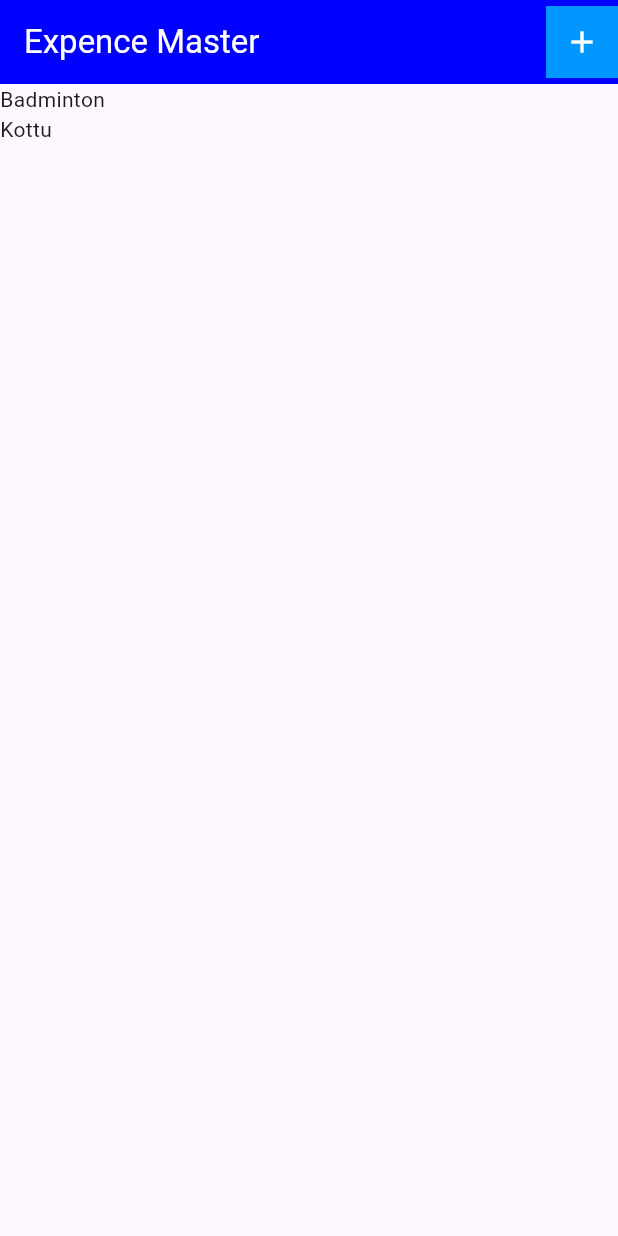
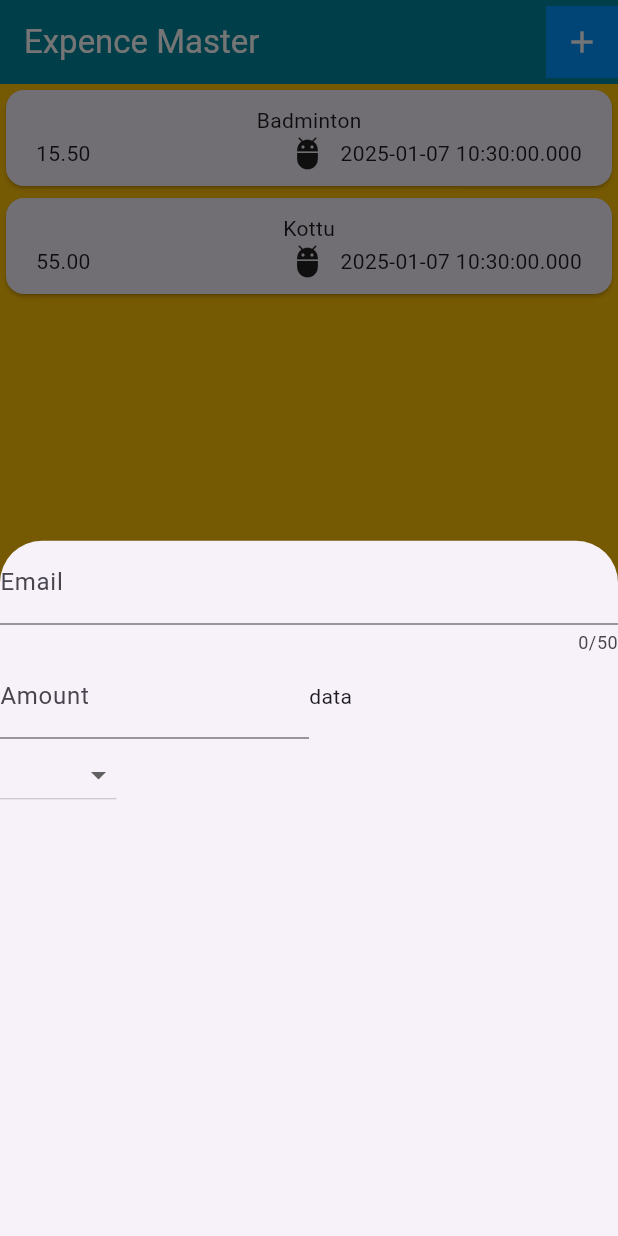
Before and after one commit to DilshikaPriyashan/flutter_study2, a Flutter app: the screen it shows after launch, after a tap on the "add" icon, on a phone screen of 412 x 824 dp. Run offline on Flutter 3.47's test engine with Material 3 defaults, Android fonts, the phone set to English and light mode, and no system bars.

Commit message:
create card

```diff
--- a/lib/consts/colors.dart
+++ b/lib/consts/colors.dart
@@ -1,4 +1,4 @@
 import 'package:flutter/material.dart';
 
-const Color themeColor = Color(0xff0000FF);
+const Color themeColor = Color.fromARGB(255, 1, 138, 159);
 const Color iconBackground = Color(0xff0096FF);
--- /dev/null
+++ b/lib/models/expense.dart
@@ -0,0 +1 @@
+// TODO Implement this library.
--- a/lib/pages/expences.dart
+++ b/lib/pages/expences.dart
@@ -1,6 +1,7 @@
 import 'package:flutter/material.dart';
 import 'package:flutter_study2/consts/colors.dart';
 import 'package:flutter_study2/models/expence.dart';
+import 'package:flutter_study2/widgets/add_new_expenses.dart';
 import 'package:flutter_study2/widgets/expense_list.dart';
 
 class Expences extends StatefulWidget {
@@ -27,9 +28,19 @@ class _ExpencesState extends State<Expences> {
     ),
   ];
 
+  //function to open a modal overlay
+  void _openAddExpencesOverlay() {
+    showModalBottomSheet(
+        context: context,
+        builder: (context) {
+          return AddNewExpenses();
+        });
+  }
+
   @override
   Widget build(BuildContext context) {
     return Scaffold(
+      backgroundColor: Colors.amber,
       appBar: AppBar(
         title: const Text(
           "Expence Master",
@@ -42,7 +53,7 @@ class _ExpencesState extends State<Expences> {
           Container(
             color: iconBackground,
             child: IconButton(
-              onPressed: () {},
+              onPressed: _openAddExpencesOverlay,
               icon: const Icon(
                 Icons.add,
                 color: Colors.white,
--- /dev/null
+++ b/lib/widgets/add_new_expenses.dart
@@ -0,0 +1,72 @@
+import 'package:flutter/foundation.dart';
+import 'package:flutter/material.dart';
+import '../models/expence.dart'; // Assuming the enum is defined here
+
+class AddNewExpenses extends StatefulWidget {
+  const AddNewExpenses({super.key});
+
+  @override
+  State<AddNewExpenses> createState() => _AddNewExpensesState();
+}
+
+class _AddNewExpensesState extends State<AddNewExpenses> {
+  final _titleController = TextEditingController();
+  final _amountController = TextEditingController();
+
+  @override
+  void dispose() {
+    super.dispose();
+    _titleController.dispose();
+  }
+
+  @override
+  Widget build(BuildContext context) {
+    return Column(
+      children: [
+        TextField(
+          controller: _titleController,
+          decoration: const InputDecoration(
+            hintText: "Email",
+            label: Text("Email"),
+          ),
+          keyboardType: TextInputType.text,
+          maxLength: 50,
+        ),
+        Row(
+          children: [
+            Expanded(
+              child: TextField(
+                controller: _amountController,
+                decoration: const InputDecoration(
+                  hintText: "Amount",
+                  label: Text("Amount"),
+                ),
+                keyboardType: TextInputType.number,
+              ),
+            ),
+            Expanded(
+              child: Row(
+                children: [Text("data")],
+              ),
+            )
+          ],
+        ),
+        Row(
+          children: [
+            DropdownButton(
+              items: Category.values
+                  .map(
+                    (category) => DropdownMenuItem(
+                      value: category,
+                      child: Text(category.name),
+                    ),
+                  )
+                  .toList(),
+              onChanged: (value) {},
+            ),
+          ],
+        )
+      ],
+    );
+  }
+}
--- a/lib/widgets/expense_list.dart
+++ b/lib/widgets/expense_list.dart
@@ -1,5 +1,6 @@
 import 'package:flutter/material.dart';
 import 'package:flutter_study2/models/expence.dart';
+import 'package:flutter_study2/widgets/expense_tile.dart';
 
 class ExpenseList extends StatelessWidget {
   const ExpenseList({super.key, required this.expenceList});
@@ -12,7 +13,9 @@ class ExpenseList extends StatelessWidget {
       child: ListView.builder(
         itemCount: expenceList.length,
         itemBuilder: (context, index) {
-          return Text(expenceList[index].title);
+          return ExpenseTile(
+            expense: expenceList[index],
+          );
         },
       ),
     );
--- /dev/null
+++ b/lib/widgets/expense_tile.dart
@@ -0,0 +1,49 @@
+import 'package:flutter/material.dart';
+import 'package:flutter_study2/models/expence.dart';
+
+class ExpenseTile extends StatelessWidget {
+  const ExpenseTile({super.key, required this.expense});
+
+  final ExpenceModel expense;
+
+  @override
+  Widget build(BuildContext context) {
+    return Card(
+      child: Padding(
+        padding: const EdgeInsets.symmetric(
+          horizontal: 20,
+          vertical: 10,
+        ),
+        child: Column(
+          children: [
+            Text(
+              expense.title,
+              style: const TextStyle(
+                fontWeight: FontWeight.w400,
+              ),
+            ),
+            Row(
+              children: [
+                Text(
+                  expense.amount.toStringAsFixed(2),
+                ),
+                const Spacer(),
+                Row(
+                  children: [
+                    const Icon(Icons.adb_sharp),
+                    const SizedBox(
+                      width: 10,
+                    ),
+                    Text(
+                      expense.date.toString(),
+                    ),
+                  ],
+                )
+              ],
+            )
+          ],
+        ),
+      ),
+    );
+  }
+}
```
